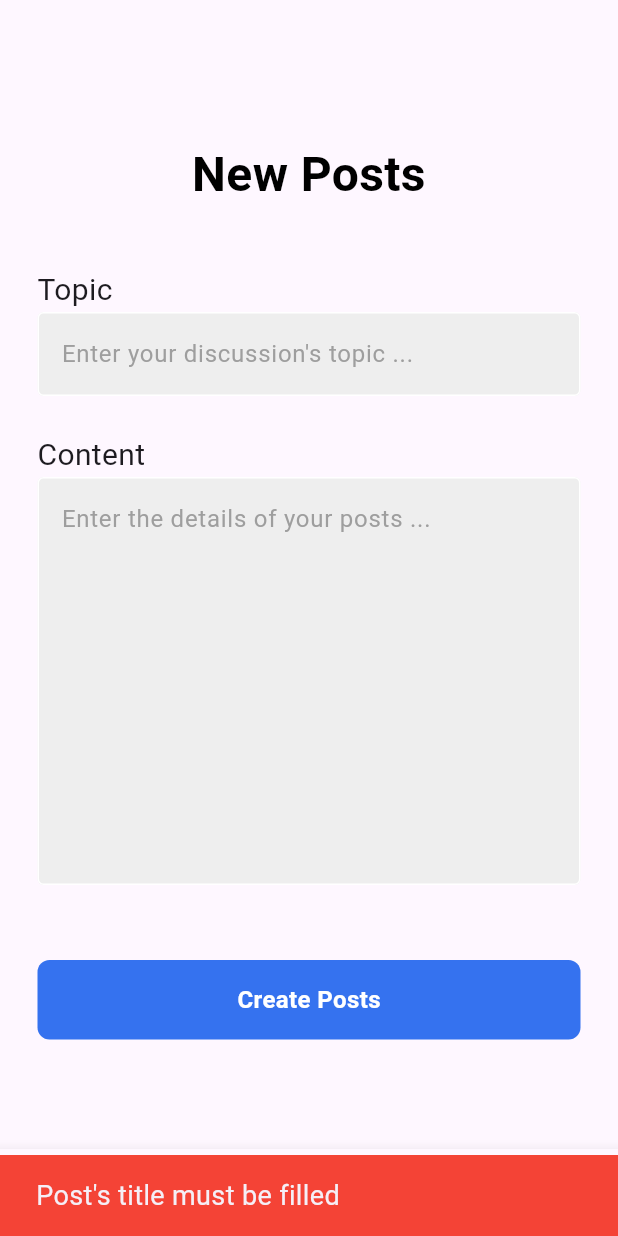
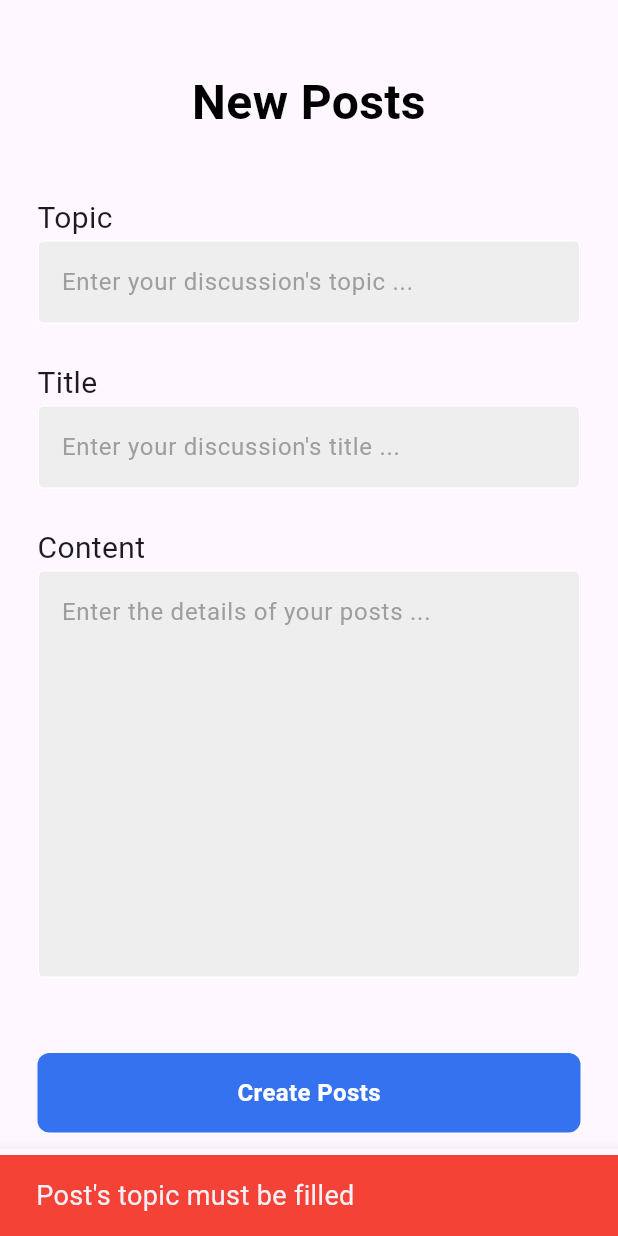
Before and after one commit to RanoCg123/fp_ppbe_kel7_2024, a Flutter app: the screen it shows once a user with an empty profile is signed in, item 2 of the bottom bar chosen, after a tap on "Create Posts", on a phone screen of 412 x 824 dp. Run offline on Flutter 3.47's test engine with Material 3 defaults, Android fonts, the phone set to English and light mode, and no system bars; our stand-ins replace cloud_firestore, firebase_auth, firebase_core, firebase_storage, image_picker; accounts and stored records are empty; Roboto replaces fonts that are missing (Montserratcd).

Commit message:
add topic field

```diff
--- a/lib/models/post_model.dart
+++ b/lib/models/post_model.dart
@@ -5,6 +5,7 @@ class Post {
   String id;
   String question;
   String content;
+  String topic;
   List<String> votes;
   int repliesCount;
   List<String> views;
@@ -16,6 +17,7 @@ class Post {
     required this.id,
     required this.question,
     required this.content,
+    required this.topic,
     required this.votes,
     required this.repliesCount,
     required this.views,
@@ -61,9 +63,10 @@ class Post {
       id: data['id'] ?? '',
       question: data['question'] ?? '',
       content: data['content'] ?? '',
-      votes: data['votes'] ?? 0,
+      topic: data['topic'] ?? '',
+      votes: data['votes'] ?? [],
       repliesCount: data['repliesCount'] ?? 0,
-      views: data['views'] ?? 0,
+      views: data['views'] ?? [],
       created_at: data['created_at'] ?? '',
       author: Author.fromMap(data['author']),
       replies: List<Reply>.from(
@@ -77,6 +80,7 @@ class Post {
       'id': id,
       'question': question,
       'content': content,
+      'topic': topic,
       'votes': votes,
       'repliesCount': repliesCount,
       'views': views,
--- a/lib/screens/create_post_screen.dart
+++ b/lib/screens/create_post_screen.dart
@@ -25,6 +25,7 @@ class _CreatePostPageState extends State<CreatePostPage> {
   final user = FirebaseAuth.instance.currentUser!;
   final contentController = TextEditingController();
   final questionController = TextEditingController();
+  final topicController = TextEditingController();
 
   void goToCreatedPost(Post post) {
     Navigator.push(
@@ -38,7 +39,13 @@ class _CreatePostPageState extends State<CreatePostPage> {
   }
 
   void createPost() async {
-    if (questionController.text == "") {
+    if (topicController.text == "") {
+      showSnackBar(
+        context,
+        "Post\'s topic must be filled",
+        type: "warning",
+      );
+    } else if (questionController.text == "") {
       showSnackBar(
         context,
         "Post\'s title must be filled",
@@ -61,8 +68,14 @@ class _CreatePostPageState extends State<CreatePostPage> {
         final post = await postService.addPost(
           content: contentController.text,
           question: questionController.text,
-          authorUid: user.uid,
+          topic: topicController.text,
+          authorId: user.uid,
         );
+
+        contentController.text = "";
+        questionController.text = "";
+        topicController.text = "";
+
         widget.setToHome();
         goToCreatedPost(post);
       } catch (e) {
@@ -107,8 +120,26 @@ class _CreatePostPageState extends State<CreatePostPage> {
 
             // question text field
             CreatePostTextField(
+              controller: topicController,
+              hintText: 'Enter your discussion\'s topic ...',
+              obscureText: false,
+              maxLine: 1,
+            ),
+
+            const SizedBox(height: 25),
+
+            const Text(
+              "Title",
+              textAlign: TextAlign.end,
+              style: TextStyle(
+                fontSize: 20,
+              ),
+            ),
+
+            // question text field
+            CreatePostTextField(
               controller: questionController,
-              hintText: 'Enter your discussion\'s topic ...',
+              hintText: 'Enter your discussion\'s title ...',
               obscureText: false,
               maxLine: 1,
             ),
```
Also changed, not shown: lib/services/post_service.dart (+20 -30 lines).
